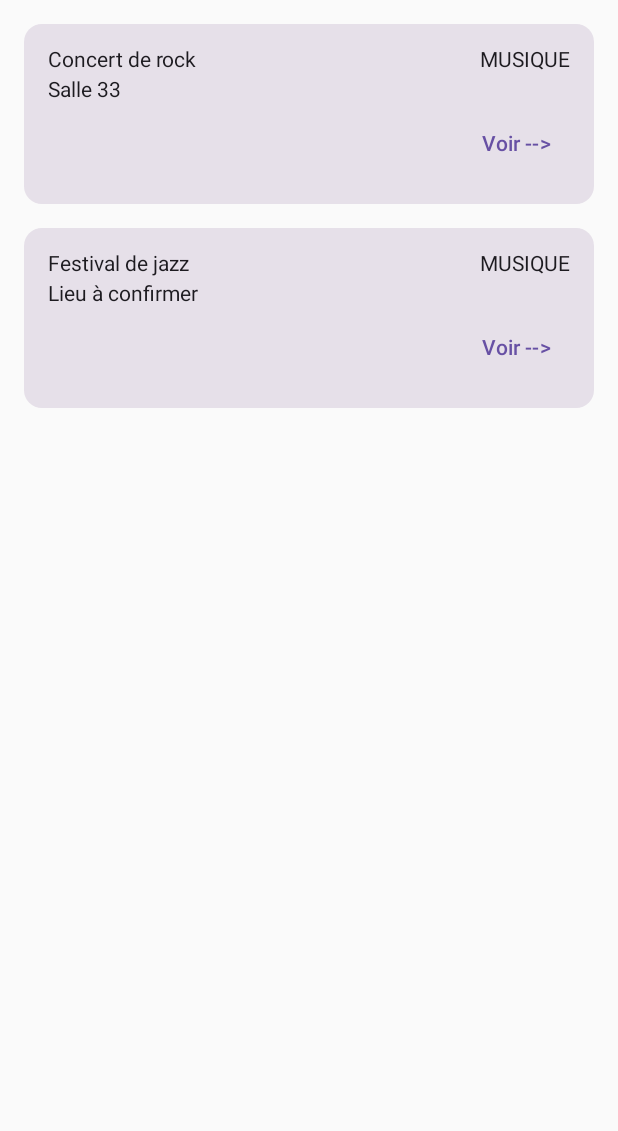
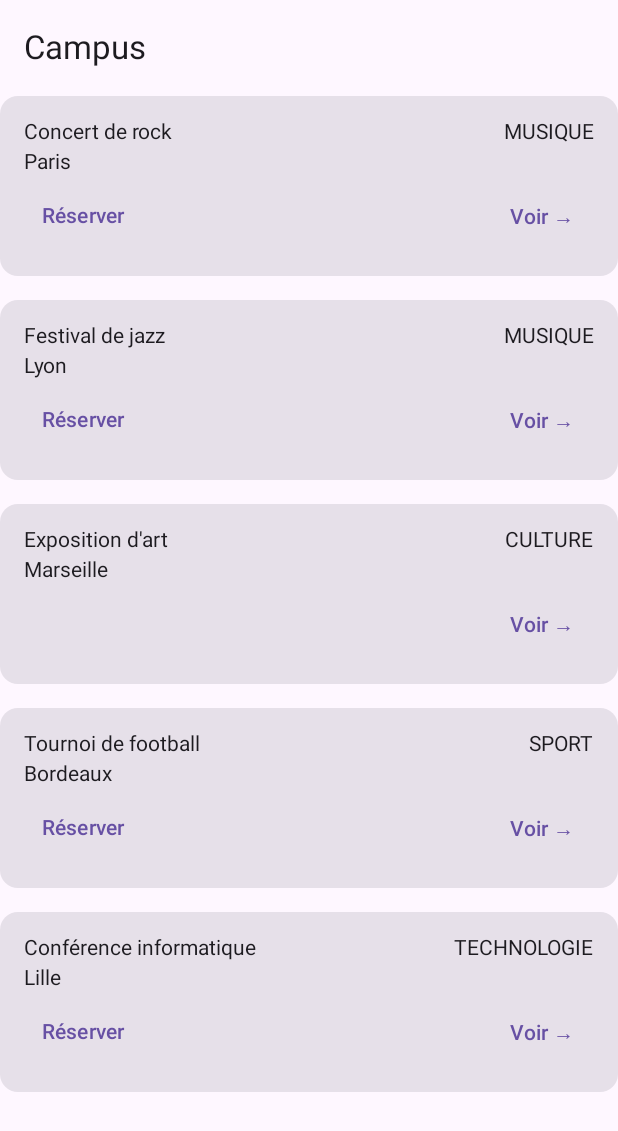
Before and after one commit to RayaneMeyfr/tp-diagnostisque-campus, an Android app built with Jetpack Compose: the screen it shows after launch (MainActivity), after a tap on "Concert de rock", on a phone screen of 412 x 824 dp. Shown: the top 1131 px of the screen. Run offline under Robolectric (Android 15) with nearby library versions, the phone set to English and light mode, and no system bars.

Commit message:
catalogue v0.2

```diff
--- a/app/build.gradle.kts
+++ b/app/build.gradle.kts
@@ -39,6 +39,7 @@ android {
 dependencies {
     implementation(platform(libs.androidx.compose.bom))
     implementation(libs.androidx.activity.compose)
+    //implementation(libs.androidx.compose.foundation)
     implementation(libs.androidx.compose.material3)
     implementation(libs.androidx.compose.ui)
     implementation(libs.androidx.compose.ui.graphics)
--- a/app/src/main/java/com/example/diagnostiquercampus/MainActivity.kt
+++ b/app/src/main/java/com/example/diagnostiquercampus/MainActivity.kt
@@ -11,17 +11,25 @@ import androidx.compose.foundation.layout.Column
 import androidx.compose.foundation.layout.fillMaxSize
 import androidx.compose.foundation.layout.fillMaxWidth
 import androidx.compose.foundation.layout.padding
+import androidx.compose.foundation.lazy.LazyColumn
 import androidx.compose.foundation.rememberScrollState
 import androidx.compose.foundation.verticalScroll
 import androidx.compose.material3.Scaffold
 import androidx.compose.material3.Text
+import androidx.compose.material3.TopAppBar
+import androidx.compose.material3.Scaffold
+import androidx.compose.material3.Text
+import androidx.compose.foundation.lazy.LazyColumn
+import androidx.compose.foundation.lazy.items
+import androidx.compose.material3.ExperimentalMaterial3Api
 import androidx.compose.runtime.Composable
 import androidx.compose.ui.Modifier
 import androidx.compose.ui.tooling.preview.Preview
 import androidx.compose.ui.unit.dp
 import com.example.diagnostiquercampus.data.Event
 import com.example.diagnostiquercampus.ui.theme.DiagnostiquerCampusTheme
-import com.example.diagnostiquercampus.ui.theme.EventHeader
+import com.example.diagnostiquercampus.ui.theme.EventCard
+import com.example.diagnostiquercampus.ui.theme.TAG
 import com.example.diagnostiquercampus.ui.theme.event
 
 
@@ -30,34 +38,69 @@ class MainActivity : ComponentActivity() {
         super.onCreate(savedInstanceState)
         enableEdgeToEdge()
 
-        val TAG = "TESTEVENT"
         val listEvent: List<Event> = listOf(
             Event(
                 id = 1,
                 title = "Concert de rock",
-                location = "Salle 33",
+                location = "Paris",
                 capacity = 500,
                 category = "Musique"
             ),
             Event(
                 id = 2,
                 title = "Festival de jazz",
-                location = null,
-                capacity = 200,
+                location = "Lyon",
+                capacity = 1,
                 category = "Musique"
+            ),
+            Event(
+                id = 3,
+                title = "Exposition d'art",
+                location = "Marseille",
+                capacity = 0,
+                category = "Culture"
+            ),
+            Event(
+                id = 4,
+                title = "Tournoi de football",
+                location = "Bordeaux",
+                capacity = 1000,
+                category = "Sport"
+            ),
+            Event(
+                id = 5,
+                title = "Conférence informatique",
+                location = "Lille",
+                capacity = 300,
+                category = "Technologie"
             )
         )
         setContent {
-            Column(
-                modifier = Modifier
-                    .fillMaxSize()
-                    .verticalScroll(rememberScrollState())
-                    .padding(16.dp),
-                verticalArrangement = Arrangement.spacedBy(16.dp)
-            ) {
-                listEvent.forEach { event ->
-                    EventHeader(event = event, onClick = { Log.d(TAG, "Ouvrir ${event.id}") })
-                }
+            EventListScreen(listEvent)
+        }
+    }
+}
+@OptIn(ExperimentalMaterial3Api::class)
+@Composable
+fun EventListScreen(events: List<Event>) {
+    Scaffold(
+        topBar = {
+                TopAppBar(title = { Text("Campus") })
+        }
+    ) { innerPadding ->
+
+        LazyColumn(
+            modifier = Modifier.padding(innerPadding),
+            verticalArrangement = Arrangement.spacedBy(16.dp)
+        ) {
+            items(events) { event ->
+                EventCard(
+                    event = event,
+                    onClick = {
+                        Log.d("TESTEVENT", "Ouvrir ${event.id}")
+                    },
+                    onBook = { event.capacity -= 1},
+                )
             }
         }
     }
--- a/app/src/main/java/com/example/diagnostiquercampus/data/Event.kt
+++ b/app/src/main/java/com/example/diagnostiquercampus/data/Event.kt
@@ -4,7 +4,7 @@ data class Event(
     val id: Int,
     val title: String,
     val location: String?,
-    val capacity: Int,
+    var capacity: Int,
     val category: String
 ) {
     fun displayLocation(): String = location ?: "Lieu à confirmer"
--- a/app/src/main/java/com/example/diagnostiquercampus/ui/theme/EnventCard.kt
+++ b/app/src/main/java/com/example/diagnostiquercampus/ui/theme/EnventCard.kt
@@ -5,6 +5,7 @@ import androidx.compose.foundation.background
 import androidx.compose.foundation.layout.Arrangement
 import androidx.compose.foundation.layout.Column
 import androidx.compose.foundation.layout.Row
+import androidx.compose.foundation.layout.Spacer
 import androidx.compose.foundation.layout.fillMaxWidth
 import androidx.compose.foundation.layout.padding
 import androidx.compose.foundation.layout.size
@@ -31,7 +32,7 @@ val event = Event(
 )
 
 @Composable
-fun EventHeader(event: Event, onClick: () -> Unit, modifier: Modifier = Modifier) {
+fun EventCard(event: Event, onClick: () -> Unit, onBook: () -> Unit, modifier: Modifier = Modifier) {
     Card(onClick = onClick, modifier = modifier) {
         Column(
             modifier = Modifier.padding(16.dp),
@@ -44,9 +45,22 @@ fun EventHeader(event: Event, onClick: () -> Unit, modifier: Modifier = Modifier
 
             Text(event.location ?: "Lieu à confirmer")
 
-            TextButton(onClick = onClick, modifier = Modifier.align(Alignment.End)
+            Row(
+                modifier = Modifier.fillMaxWidth(),
+                horizontalArrangement = Arrangement.SpaceBetween,
+                verticalAlignment = Alignment.CenterVertically
             ) {
-                Text("Voir -->")
+                if (event.capacity > 0) {
+                    TextButton(onClick = onBook) {
+                        Text("Réserver")
+                    }
+                }
+
+                Spacer(modifier = Modifier.weight(1f))
+
+                TextButton(onClick = onClick) {
+                    Text("Voir →")
+                }
             }
         }
     }
@@ -54,10 +68,11 @@ fun EventHeader(event: Event, onClick: () -> Unit, modifier: Modifier = Modifier
 
 @Preview(showBackground = true)
 @Composable
-fun EventHeaderPreview(){
-    EventHeader(
+fun EnventCardPreview(){
+    EventCard(
         event,
         onClick = { Log.d(TAG, "Ouvrir ${event.id}") },
+        onBook = {event.capacity -= 1},
         Modifier.fillMaxWidth()
     )
 }
--- a/gradle/libs.versions.toml
+++ b/gradle/libs.versions.toml
@@ -8,6 +8,7 @@ lifecycleRuntimeKtx = "2.6.1"
 activityCompose = "1.8.0"
 kotlin = "2.2.10"
 composeBom = "2026.02.01"
+
 
 [libraries]
 androidx-core-ktx = { group = "androidx.core", name = "core-ktx", version.ref = "coreKtx" }
```
